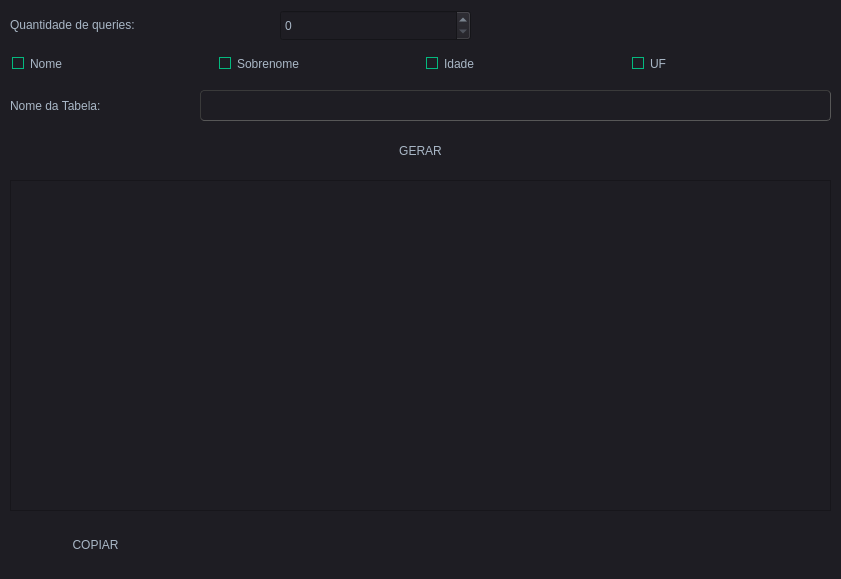
This is gui/tela.ui in LucasRibeiroRJBR/PY_Data_Generator as Qt 5 draws it before an edit. The edited form follows.
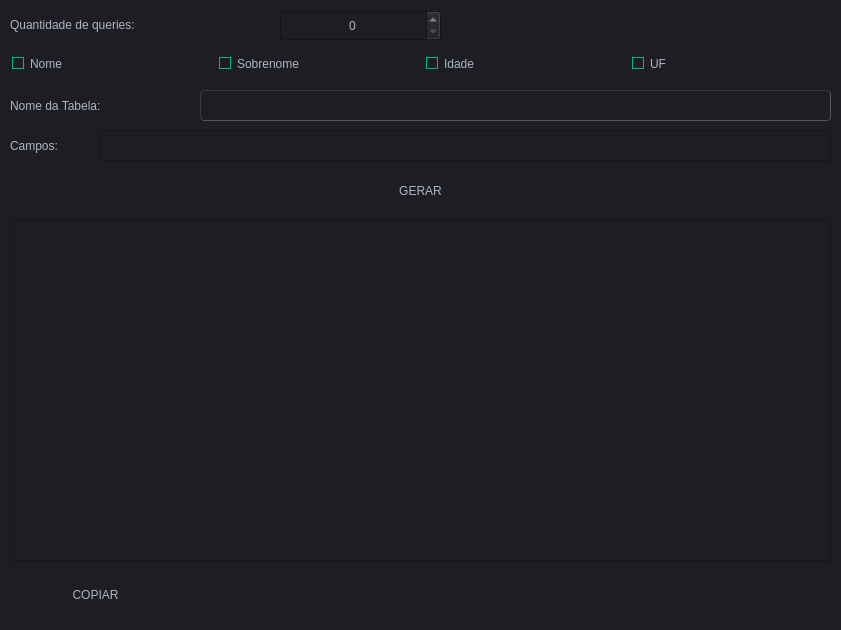
This is the edited form.

Diff of the .ui file:
```diff
--- a/gui/tela.ui
+++ b/gui/tela.ui
@@ -7,7 +7,7 @@
     <x>0</x>
     <y>0</y>
     <width>841</width>
-    <height>579</height>
+    <height>630</height>
    </rect>
   </property>
   <property name="contextMenuPolicy">
@@ -154,9 +154,9 @@
    <property name="geometry">
     <rect>
      <x>10</x>
-     <y>180</y>
+     <y>220</y>
      <width>821</width>
-     <height>331</height>
+     <height>341</height>
     </rect>
    </property>
   </widget>
@@ -164,7 +164,7 @@
    <property name="geometry">
     <rect>
      <x>20</x>
-     <y>530</y>
+     <y>580</y>
      <width>151</width>
      <height>30</height>
     </rect>
@@ -177,7 +177,7 @@
    <property name="geometry">
     <rect>
      <x>340</x>
-     <y>140</y>
+     <y>180</y>
      <width>161</width>
      <height>21</height>
     </rect>
@@ -204,10 +204,40 @@
     <rect>
      <x>280</x>
      <y>10</y>
-     <width>191</width>
+     <width>161</width>
      <height>31</height>
     </rect>
    </property>
+   <property name="focusPolicy">
+    <enum>Qt::WheelFocus</enum>
+   </property>
+   <property name="frame">
+    <bool>true</bool>
+   </property>
+   <property name="alignment">
+    <set>Qt::AlignCenter</set>
+   </property>
+   <property name="readOnly">
+    <bool>false</bool>
+   </property>
+   <property name="correctionMode">
+    <enum>QAbstractSpinBox::CorrectToPreviousValue</enum>
+   </property>
+   <property name="keyboardTracking">
+    <bool>true</bool>
+   </property>
+   <property name="showGroupSeparator" stdset="0">
+    <bool>false</bool>
+   </property>
+   <property name="suffix">
+    <string/>
+   </property>
+   <property name="maximum">
+    <number>100000000</number>
+   </property>
+   <property name="displayIntegerBase">
+    <number>10</number>
+   </property>
   </widget>
   <widget class="QLabel" name="label_2">
    <property name="geometry">
@@ -232,7 +262,7 @@
     </rect>
    </property>
   </widget>
-  <widget class="QWidget" name="">
+  <widget class="QWidget" name="layoutWidget">
    <property name="geometry">
     <rect>
      <x>10</x>
@@ -287,6 +317,41 @@
     </item>
    </layout>
   </widget>
+  <widget class="QLabel" name="label_3">
+   <property name="geometry">
+    <rect>
+     <x>10</x>
+     <y>130</y>
+     <width>81</width>
+     <height>31</height>
+    </rect>
+   </property>
+   <property name="text">
+    <string>Campos:</string>
+   </property>
+  </widget>
+  <widget class="QTextBrowser" name="tb_campos">
+   <property name="geometry">
+    <rect>
+     <x>100</x>
+     <y>130</y>
+     <width>731</width>
+     <height>31</height>
+    </rect>
+   </property>
+   <property name="mouseTracking">
+    <bool>true</bool>
+   </property>
+   <property name="acceptDrops">
+    <bool>true</bool>
+   </property>
+   <property name="autoFillBackground">
+    <bool>false</bool>
+   </property>
+   <property name="verticalScrollBarPolicy">
+    <enum>Qt::ScrollBarAlwaysOff</enum>
+   </property>
+  </widget>
  </widget>
  <resources/>
  <connections/>
```
